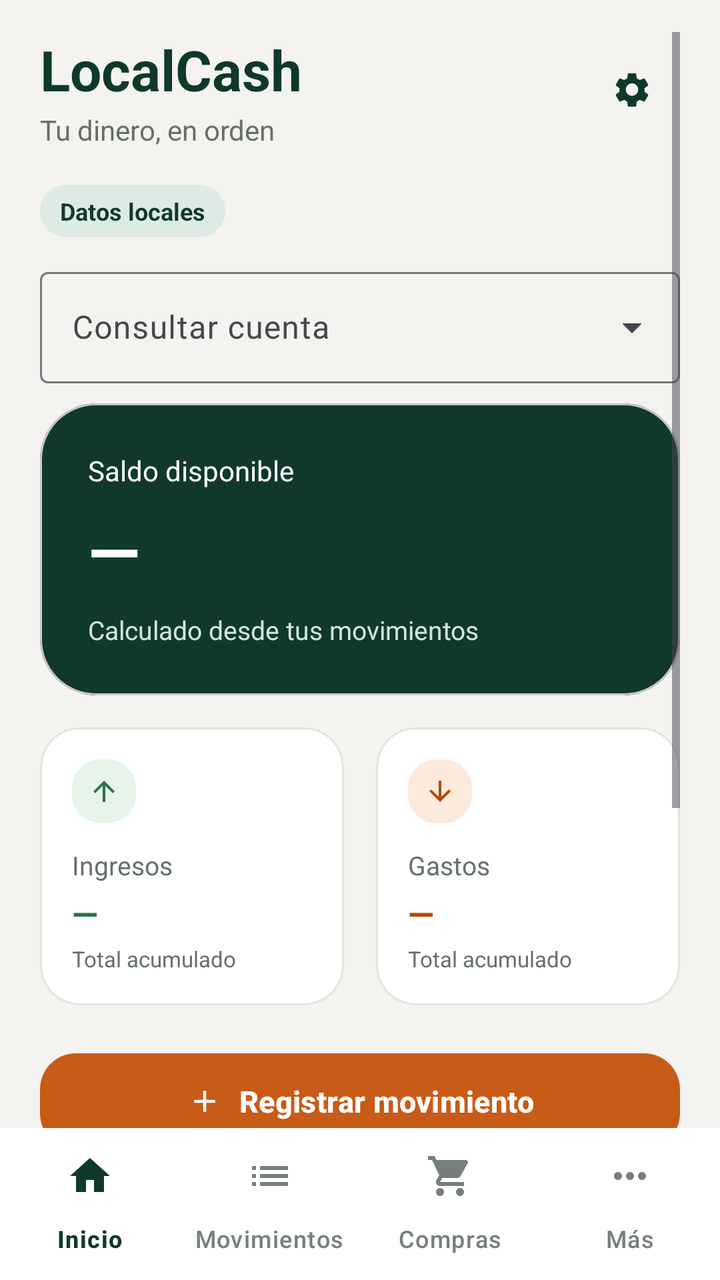
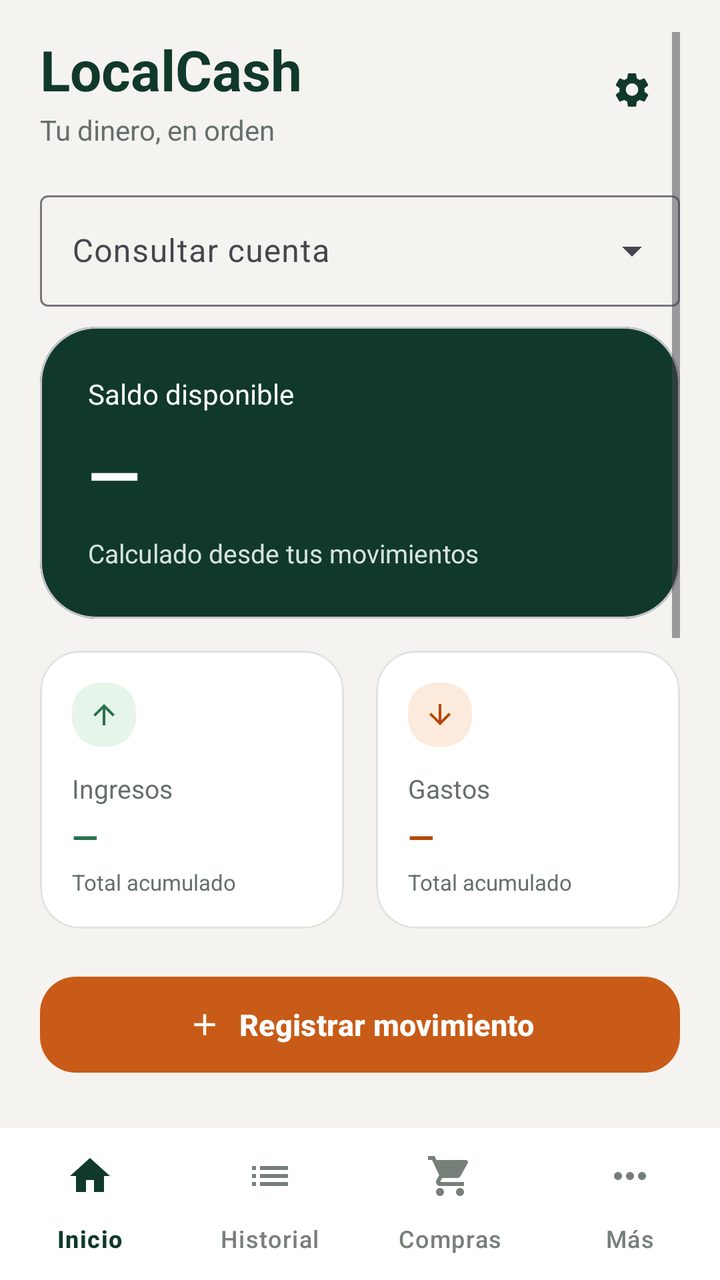

An Android layout rendered at two revisions. The XML below is the earlier revision; the diff shows what the commit changed to produce the second picture.
<!-- AndroidManifest.xml: application theme Theme.LocalCash -->
<!-- res/layout/activity_main.xml -->
<?xml version="1.0" encoding="utf-8"?>
<androidx.constraintlayout.widget.ConstraintLayout xmlns:android="http://schemas.android.com/apk/res/android"
    xmlns:app="http://schemas.android.com/apk/res-auto"
    xmlns:tools="http://schemas.android.com/tools"
    android:id="@+id/main"
    android:layout_width="match_parent"
    android:layout_height="match_parent"
    android:background="@color/lc_warm_background"
    tools:context=".MainActivity">

    <ScrollView
        android:id="@+id/home_scroll"
        android:layout_width="0dp"
        android:layout_height="0dp"
        android:clipToPadding="false"
        android:fillViewport="true"
        android:paddingStart="20dp"
        android:paddingEnd="20dp"
        android:paddingTop="16dp"
        android:paddingBottom="112dp"
        app:layout_constraintBottom_toTopOf="@id/bottom_navigation"
        app:layout_constraintEnd_toEndOf="parent"
        app:layout_constraintStart_toStartOf="parent"
        app:layout_constraintTop_toTopOf="parent">

        <LinearLayout
            android:layout_width="match_parent"
            android:layout_height="wrap_content"
            android:orientation="vertical">

            <LinearLayout
                android:layout_width="match_parent"
                android:layout_height="wrap_content"
                android:gravity="center_vertical"
                android:orientation="horizontal">

                <LinearLayout
                    android:layout_width="0dp"
                    android:layout_height="wrap_content"
                    android:layout_weight="1"
                    android:orientation="vertical">

                    <TextView
                        android:layout_width="wrap_content"
                        android:layout_height="wrap_content"
                        android:text="@string/app_name"
                        android:textColor="@color/lc_green_dark"
                        android:textSize="28sp"
                        android:textStyle="bold" />

                    <TextView
                        android:layout_width="wrap_content"
                        android:layout_height="wrap_content"
                        android:layout_marginTop="2dp"
                        android:text="@string/home_greeting"
                        android:textColor="@color/lc_text_secondary"
                        android:textSize="14sp" />
                </LinearLayout>

                <com.google.android.material.button.MaterialButton
                    android:id="@+id/button_settings"
                    style="@style/Widget.Material3.Button.IconButton"
                    android:layout_width="48dp"
                    android:layout_height="48dp"
                    android:contentDescription="@string/content_description_settings"
                    app:icon="@drawable/ic_settings"
                    app:iconTint="@color/lc_green_dark" />
            </LinearLayout>

            <TextView
                android:layout_width="wrap_content"
                android:layout_height="wrap_content"
                android:layout_marginTop="18dp"
                android:background="@drawable/bg_example_badge"
                android:paddingStart="10dp"
                android:paddingEnd="10dp"
                android:paddingVertical="5dp"
                android:text="@string/example_data_label"
                android:textColor="@color/lc_green_dark"
                android:textSize="12sp"
                android:textStyle="bold" />

            <com.google.android.material.textfield.TextInputLayout
                android:id="@+id/input_layout_account_filter"
                style="@style/Widget.Material3.TextInputLayout.OutlinedBox.ExposedDropdownMenu"
                android:layout_width="match_parent"
                android:layout_height="wrap_content"
                android:layout_marginTop="12dp"
                android:hint="@string/account_filter_label">

                <com.google.android.material.textfield.MaterialAutoCompleteTextView
                    android:id="@+id/input_account_filter"
                    android:layout_width="match_parent"
                    android:layout_height="wrap_content"
                    android:inputType="none" />
            </com.google.android.material.textfield.TextInputLayout>

            <com.google.android.material.card.MaterialCardView
                android:id="@+id/card_balance"
                android:layout_width="match_parent"
                android:layout_height="wrap_content"
                android:layout_marginTop="10dp"
                app:cardBackgroundColor="@color/lc_green_dark"
                app:cardCornerRadius="28dp"
                app:cardElevation="0dp">

                <LinearLayout
                    android:layout_width="match_parent"
                    android:layout_height="wrap_content"
                    android:orientation="vertical"
                    android:padding="24dp">

                    <TextView
                        android:layout_width="wrap_content"
                        android:layout_height="wrap_content"
                        android:text="@string/current_balance_label"
                        android:textColor="@color/white"
                        android:textSize="14sp" />

                    <TextView
                        android:id="@+id/text_current_balance"
                        android:layout_width="wrap_content"
                        android:layout_height="wrap_content"
                        android:layout_marginTop="8dp"
                        android:text="@string/loading_amount"
                        android:textColor="@color/white"
                        android:textSize="34sp"
                        android:textStyle="bold" />

                    <TextView
                        android:layout_width="wrap_content"
                        android:layout_height="wrap_content"
                        android:layout_marginTop="8dp"
                        android:text="@string/balance_period"
                        android:textColor="#D6E3DD"
                        android:textSize="13sp" />
                </LinearLayout>
            </com.google.android.material.card.MaterialCardView>

            <LinearLayout
                android:layout_width="match_parent"
                android:layout_height="wrap_content"
                android:layout_marginTop="16dp"
                android:baselineAligned="false"
                android:orientation="horizontal">

                <com.google.android.material.card.MaterialCardView
                    android:layout_width="0dp"
                    android:layout_height="wrap_content"
                    android:layout_marginEnd="8dp"
                    android:layout_weight="1"
                    android:contentDescription="@string/content_description_income"
                    app:cardBackgroundColor="@color/lc_surface"
                    app:cardCornerRadius="20dp"
                    app:cardElevation="0dp"
                    app:strokeColor="@color/lc_outline"
                    app:strokeWidth="1dp">

                    <LinearLayout
                        android:layout_width="match_parent"
                        android:layout_height="wrap_content"
                        android:orientation="vertical"
                        android:padding="16dp">

                        <ImageView
                            android:layout_width="32dp"
                            android:layout_height="32dp"
                            android:background="@drawable/bg_income_icon"
                            android:contentDescription="@null"
                            android:padding="8dp"
                            android:src="@drawable/ic_arrow_upward"
                            android:tint="@color/lc_income" />

                        <TextView
                            android:layout_width="wrap_content"
                            android:layout_height="wrap_content"
                            android:layout_marginTop="12dp"
                            android:text="@string/income_label"
                            android:textColor="@color/lc_text_secondary"
                            android:textSize="13sp" />

                        <TextView
                            android:id="@+id/text_income_total"
                            android:layout_width="wrap_content"
                            android:layout_height="wrap_content"
                            android:layout_marginTop="4dp"
                            android:text="@string/loading_amount"
                            android:textColor="@color/lc_income"
                            android:textSize="17sp"
                            android:textStyle="bold" />

                        <TextView
                            android:layout_width="wrap_content"
                            android:layout_height="wrap_content"
                            android:layout_marginTop="4dp"
                            android:text="@string/income_period"
                            android:textColor="@color/lc_text_secondary"
                            android:textSize="11sp" />
                    </LinearLayout>
                </com.google.android.material.card.MaterialCardView>

                <com.google.android.material.card.MaterialCardView
                    android:layout_width="0dp"
                    android:layout_height="wrap_content"
                    android:layout_marginStart="8dp"
                    android:layout_weight="1"
                    android:contentDescription="@string/content_description_expenses"
                    app:cardBackgroundColor="@color/lc_surface"
                    app:cardCornerRadius="20dp"
                    app:cardElevation="0dp"
                    app:strokeColor="@color/lc_outline"
                    app:strokeWidth="1dp">

                    <LinearLayout
                        android:layout_width="match_parent"
                        android:layout_height="wrap_content"
                        android:orientation="vertical"
                        android:padding="16dp">

                        <ImageView
                            android:layout_width="32dp"
                            android:layout_height="32dp"
                            android:background="@drawable/bg_expense_icon"
                            android:contentDescription="@null"
                            android:padding="8dp"
                            android:src="@drawable/ic_arrow_downward"
                            android:tint="@color/lc_expense" />

                        <TextView
                            android:layout_width="wrap_content"
                            android:layout_height="wrap_content"
                            android:layout_marginTop="12dp"
                            android:text="@string/expenses_label"
                            android:textColor="@color/lc_text_secondary"
                            android:textSize="13sp" />

                        <TextView
                            android:id="@+id/text_expense_total"
                            android:layout_width="wrap_content"
                            android:layout_height="wrap_content"
                            android:layout_marginTop="4dp"
                            android:text="@string/loading_amount"
                            android:textColor="@color/lc_expense"
                            android:textSize="17sp"
                            android:textStyle="bold" />

                        <TextView
                            android:layout_width="wrap_content"
                            android:layout_height="wrap_content"
                            android:layout_marginTop="4dp"
                            android:text="@string/expenses_period"
                            android:textColor="@color/lc_text_secondary"
                            android:textSize="11sp" />
                    </LinearLayout>
                </com.google.android.material.card.MaterialCardView>
            </LinearLayout>

            <com.google.android.material.button.MaterialButton
                android:id="@+id/button_register_movement"
                android:layout_width="match_parent"
                android:layout_height="56dp"
                android:layout_marginTop="20dp"
                android:text="@string/register_movement"
                android:textSize="15sp"
                android:textStyle="bold"
                app:backgroundTint="@color/lc_orange_earth"
                app:cornerRadius="18dp"
                app:icon="@drawable/ic_add"
                app:iconGravity="textStart"
                app:iconTint="@color/white" />

            <LinearLayout
                android:layout_width="match_parent"
                android:layout_height="wrap_content"
                android:layout_marginTop="28dp"
                android:gravity="bottom"
                android:orientation="horizontal">

                <TextView
                    android:layout_width="0dp"
                    android:layout_height="wrap_content"
                    android:layout_weight="1"
                    android:text="@string/recent_movements"
                    android:textColor="@color/lc_text_primary"
                    android:textSize="20sp"
                    android:textStyle="bold" />

                <TextView
                    android:layout_width="wrap_content"
                    android:layout_height="wrap_content"
                    android:text="@string/recent_movements_example"
                    android:textColor="@color/lc_text_secondary"
                    android:textSize="12sp" />
            </LinearLayout>

            <com.google.android.material.card.MaterialCardView
                android:id="@+id/static_movement_market"
                android:layout_width="match_parent"
                android:layout_height="wrap_content"
                android:layout_marginTop="12dp"
                android:visibility="gone"
                app:cardBackgroundColor="@color/lc_surface"
                app:cardCornerRadius="20dp"
                app:cardElevation="0dp"
                app:strokeColor="@color/lc_outline"
                app:strokeWidth="1dp">

                <LinearLayout
                    android:layout_width="match_parent"
                    android:layout_height="wrap_content"
                    android:gravity="center_vertical"
                    android:orientation="horizontal"
                    android:padding="16dp">

                    <ImageView
                        android:layout_width="44dp"
                        android:layout_height="44dp"
                        android:background="@drawable/bg_expense_icon"
                        android:contentDescription="@null"
                        android:padding="10dp"
                        android:src="@drawable/ic_cart"
                        android:tint="@color/lc_expense" />

                    <LinearLayout
                        android:layout_width="0dp"
                        android:layout_height="wrap_content"
                        android:layout_marginStart="14dp"
                        android:layout_weight="1"
                        android:orientation="vertical">

                        <TextView
                            android:layout_width="wrap_content"
                            android:layout_height="wrap_content"
                            android:text="@string/movement_market_name"
                            android:textColor="@color/lc_text_primary"
                            android:textSize="15sp"
                            android:textStyle="bold" />

                        <TextView
                            android:layout_width="wrap_content"
                            android:layout_height="wrap_content"
                            android:layout_marginTop="3dp"
                            android:text="@string/movement_market_category"
                            android:textColor="@color/lc_text_secondary"
                            android:textSize="13sp" />
                    </LinearLayout>

                    <TextView
                        android:layout_width="wrap_content"
                        android:layout_height="wrap_content"
                        android:text="@string/movement_market_amount"
                        android:textColor="@color/lc_expense"
                        android:textSize="14sp"
                        android:textStyle="bold" />
                </LinearLayout>
            </com.google.android.material.card.MaterialCardView>

            <com.google.android.material.card.MaterialCardView
                android:id="@+id/static_movement_salary"
                android:layout_width="match_parent"
                android:layout_height="wrap_content"
                android:layout_marginTop="10dp"
                android:visibility="gone"
                app:cardBackgroundColor="@color/lc_surface"
                app:cardCornerRadius="20dp"
                app:cardElevation="0dp"
                app:strokeColor="@color/lc_outline"
                app:strokeWidth="1dp">

                <LinearLayout
                    android:layout_width="match_parent"
                    android:layout_height="wrap_content"
                    android:gravity="center_vertical"
                    android:orientation="horizontal"
                    android:padding="16dp">

                    <ImageView
                        android:layout_width="44dp"
                        android:layout_height="44dp"
                        android:background="@drawable/bg_income_icon"
                        android:contentDescription="@null"
                        android:padding="10dp"
                        android:src="@drawable/ic_wallet"
                        android:tint="@color/lc_income" />

                    <LinearLayout
                        android:layout_width="0dp"
                        android:layout_height="wrap_content"
                        android:layout_marginStart="14dp"
                        android:layout_weight="1"
                        android:orientation="vertical">

                        <TextView
                            android:layout_width="wrap_content"
                            android:layout_height="wrap_content"
                            android:text="@string/movement_salary_name"
                            android:textColor="@color/lc_text_primary"
                            android:textSize="15sp"
                            android:textStyle="bold" />

                        <TextView
                            android:layout_width="wrap_content"
                            android:layout_height="wrap_content"
                            android:layout_marginTop="3dp"
                            android:text="@string/movement_salary_category"
                            android:textColor="@color/lc_text_secondary"
                            android:textSize="13sp" />
                    </LinearLayout>

                    <TextView
                        android:layout_width="wrap_content"
                        android:layout_height="wrap_content"
                        android:text="@string/movement_salary_amount"
                        android:textColor="@color/lc_income"
                        android:textSize="14sp"
                        android:textStyle="bold" />
                </LinearLayout>
            </com.google.android.material.card.MaterialCardView>

            <com.google.android.material.card.MaterialCardView
                android:id="@+id/static_movement_transport"
                android:layout_width="match_parent"
                android:layout_height="wrap_content"
                android:layout_marginTop="10dp"
                android:visibility="gone"
                app:cardBackgroundColor="@color/lc_surface"
                app:cardCornerRadius="20dp"
                app:cardElevation="0dp"
                app:strokeColor="@color/lc_outline"
                app:strokeWidth="1dp">

                <LinearLayout
                    android:layout_width="match_parent"
                    android:layout_height="wrap_content"
                    android:gravity="center_vertical"
                    android:orientation="horizontal"
                    android:padding="16dp">

                    <ImageView
                        android:layout_width="44dp"
                        android:layout_height="44dp"
                        android:background="@drawable/bg_example_badge"
                        android:contentDescription="@null"
                        android:padding="10dp"
                        android:src="@drawable/ic_transport"
                        android:tint="@color/lc_green_dark" />

                    <LinearLayout
                        android:layout_width="0dp"
                        android:layout_height="wrap_content"
                        android:layout_marginStart="14dp"
                        android:layout_weight="1"
                        android:orientation="vertical">

                        <TextView
                            android:layout_width="wrap_content"
                            android:layout_height="wrap_content"
                            android:text="@string/movement_transport_name"
                            android:textColor="@color/lc_text_primary"
                            android:textSize="15sp"
                            android:textStyle="bold" />

                        <TextView
                            android:layout_width="wrap_content"
                            android:layout_height="wrap_content"
                            android:layout_marginTop="3dp"
                            android:text="@string/movement_transport_category"
                            android:textColor="@color/lc_text_secondary"
                            android:textSize="13sp" />
                    </LinearLayout>

                    <TextView
                        android:layout_width="wrap_content"
                        android:layout_height="wrap_content"
                        android:text="@string/movement_transport_amount"
                        android:textColor="@color/lc_expense"
                        android:textSize="14sp"
                        android:textStyle="bold" />
                </LinearLayout>
            </com.google.android.material.card.MaterialCardView>

            <LinearLayout
                android:id="@+id/recent_movements_container"
                android:layout_width="match_parent"
                android:layout_height="wrap_content"
                android:orientation="vertical" />
        </LinearLayout>
    </ScrollView>

    <com.google.android.material.bottomnavigation.BottomNavigationView
        android:id="@+id/bottom_navigation"
        android:layout_width="0dp"
        android:layout_height="76dp"
        android:background="@color/lc_surface"
        app:elevation="10dp"
        app:itemActiveIndicatorStyle="@style/Widget.Material3.BottomNavigationView.ActiveIndicator"
        app:itemIconTint="@color/navigation_item_tint"
        app:itemTextColor="@color/navigation_item_tint"
        app:labelVisibilityMode="labeled"
        app:menu="@menu/menu_bottom_navigation"
        app:layout_constraintBottom_toBottomOf="parent"
        app:layout_constraintEnd_toEndOf="parent"
        app:layout_constraintStart_toStartOf="parent" />

</androidx.constraintlayout.widget.ConstraintLayout>
<!-- resources referenced by this layout -->
<resources>
  <color name="lc_expense">#B54708</color>
  <color name="lc_green_dark">#10392B</color>
  <color name="lc_income">#26734D</color>
  <color name="lc_orange_earth">#C85B17</color>
  <color name="lc_outline">#E1E4DE</color>
  <color name="lc_surface">#FFFFFFFF</color>
  <color name="lc_text_primary">#18231E</color>
  <color name="lc_text_secondary">#647069</color>
  <color name="lc_warm_background">#F5F3EF</color>
  <color name="white">#FFFFFFFF</color>
  <!-- drawable bg_example_badge (drawable) -->
  <?xml version="1.0" encoding="utf-8"?>
  <shape xmlns:android="http://schemas.android.com/apk/res/android" android:shape="rectangle">
      <solid android:color="#DCEBE4" />
      <corners android:radius="14dp" />
  </shape>
  <!-- drawable bg_expense_icon (drawable) -->
  <?xml version="1.0" encoding="utf-8"?>
  <shape xmlns:android="http://schemas.android.com/apk/res/android" android:shape="rectangle">
      <solid android:color="@color/lc_expense_container" />
      <corners android:radius="14dp" />
  </shape>
  <!-- drawable bg_income_icon (drawable) -->
  <?xml version="1.0" encoding="utf-8"?>
  <shape xmlns:android="http://schemas.android.com/apk/res/android" android:shape="rectangle">
      <solid android:color="@color/lc_income_container" />
      <corners android:radius="14dp" />
  </shape>
  <!-- drawable ic_add (drawable) -->
  <vector xmlns:android="http://schemas.android.com/apk/res/android" android:width="24dp" android:height="24dp" android:viewportWidth="24" android:viewportHeight="24">
      <path android:fillColor="#FF000000" android:pathData="M19,13h-6v6h-2v-6H5v-2h6V5h2v6h6z" />
  </vector>
  <string name="account_filter_label">Consultar cuenta</string>
  <string name="app_name">LocalCash</string>
  <string name="balance_period">Calculado desde tus movimientos</string>
  <string name="content_description_expenses">Resumen de gastos de ejemplo</string>
  <string name="content_description_income">Resumen de ingresos de ejemplo</string>
  <string name="content_description_settings">Crear cuenta</string>
  <string name="current_balance_label">Saldo disponible</string>
  <string name="example_data_label">Datos locales</string>
  <string name="expenses_label">Gastos</string>
  <string name="expenses_period">Total acumulado</string>
  <string name="home_greeting">Tu dinero, en orden</string>
  <string name="income_label">Ingresos</string>
  <string name="income_period">Total acumulado</string>
  <string name="loading_amount">—</string>
  <string name="movement_market_amount">− $42.800</string>
  <string name="movement_market_category">Alimentación · Hoy</string>
  <string name="movement_market_name">Supermercado Verde</string>
  <string name="movement_salary_amount">+ $1.250.000</string>
  <string name="movement_salary_category">Ingresos · 16 oct.</string>
  <string name="movement_salary_name">Depósito de sueldo</string>
  <string name="movement_transport_amount">− $18.500</string>
  <string name="movement_transport_category">Transporte · 15 oct.</string>
  <string name="movement_transport_name">Transporte urbano</string>
  <string name="recent_movements">Movimientos recientes</string>
  <string name="recent_movements_example">SQLite local</string>
  <string name="register_movement">Registrar movimiento</string>
  <style name="Theme.LocalCash" parent="Base.Theme.LocalCash" />
  <color name="lc_expense_container">#FCEBDD</color>
  <color name="lc_income_container">#E7F4EA</color>
  <style name="Base.Theme.LocalCash" parent="Theme.Material3.DayNight.NoActionBar">
          
          
      </style>
  <!-- unchanged entries left out for length: 6 -->
</resources>

<!-- the commit's change to res/layout/activity_main.xml (unified diff, before → after) -->
@@ -67,25 +67,12 @@
                     app:iconTint="@color/lc_green_dark" />
             </LinearLayout>
 
-            <TextView
-                android:layout_width="wrap_content"
-                android:layout_height="wrap_content"
-                android:layout_marginTop="18dp"
-                android:background="@drawable/bg_example_badge"
-                android:paddingStart="10dp"
-                android:paddingEnd="10dp"
-                android:paddingVertical="5dp"
-                android:text="@string/example_data_label"
-                android:textColor="@color/lc_green_dark"
-                android:textSize="12sp"
-                android:textStyle="bold" />
-
             <com.google.android.material.textfield.TextInputLayout
                 android:id="@+id/input_layout_account_filter"
                 style="@style/Widget.Material3.TextInputLayout.OutlinedBox.ExposedDropdownMenu"
                 android:layout_width="match_parent"
                 android:layout_height="wrap_content"
-                android:layout_marginTop="12dp"
+                android:layout_marginTop="18dp"
                 android:hint="@string/account_filter_label">
 
                 <com.google.android.material.textfield.MaterialAutoCompleteTextView
@@ -269,7 +256,98 @@
                 app:iconGravity="textStart"
                 app:iconTint="@color/white" />
 
+            <TextView
+                android:layout_width="wrap_content"
+                android:layout_height="wrap_content"
+                android:layout_marginTop="24dp"
+                android:text="@string/quick_access_title"
+                android:textColor="@color/lc_text_primary"
+                android:textSize="18sp"
+                android:textStyle="bold" />
+
             <LinearLayout
+                android:layout_width="match_parent"
+                android:layout_height="wrap_content"
+                android:layout_marginTop="8dp"
+                android:orientation="vertical">
+
+                <LinearLayout
+                    android:layout_width="match_parent"
+                    android:layout_height="wrap_content"
+                    android:orientation="horizontal">
+
+                    <com.google.android.material.button.MaterialButton
+                        android:id="@+id/button_quick_accounts"
+                        style="@style/Widget.Material3.Button.OutlinedButton"
+                        android:layout_width="0dp"
+                        android:layout_height="48dp"
+                        android:layout_marginEnd="6dp"
+                        android:layout_weight="1"
+                        android:text="@string/quick_accounts" />
+
+                    <com.google.android.material.button.MaterialButton
+                        android:id="@+id/button_quick_shopping"
+                        style="@style/Widget.Material3.Button.OutlinedButton"
+                        android:layout_width="0dp"
+                        android:layout_height="48dp"
+                        android:layout_marginStart="6dp"
+                        android:layout_weight="1"
+                        android:text="@string/quick_shopping" />
+                </LinearLayout>
+
+                <LinearLayout
+                    android:layout_width="match_parent"
+                    android:layout_height="wrap_content"
+                    android:layout_marginTop="8dp"
+                    android:orientation="horizontal">
+
+                    <com.google.android.material.button.MaterialButton
+                        android:id="@+id/button_quick_contacts"
+                        style="@style/Widget.Material3.Button.OutlinedButton"
+                        android:layout_width="0dp"
+                        android:layout_height="48dp"
+                        android:layout_marginEnd="6dp"
+                        android:layout_weight="1"
+                        android:text="@string/quick_contacts" />
+
+                    <com.google.android.material.button.MaterialButton
+                        android:id="@+id/button_quick_shared"
+                        style="@style/Widget.Material3.Button.OutlinedButton"
+                        android:layout_width="0dp"
+                        android:layout_height="48dp"
+                        android:layout_marginStart="6dp"
+                        android:layout_weight="1"
+                        android:text="@string/quick_shared" />
+                </LinearLayout>
+
+                <LinearLayout
+                    android:layout_width="match_parent"
+                    android:layout_height="wrap_content"
+                    android:layout_marginTop="8dp"
+                    android:orientation="horizontal">
+
+                    <com.google.android.material.button.MaterialButton
+                        android:id="@+id/button_quick_map"
+                        style="@style/Widget.Material3.Button.OutlinedButton"
+                        android:layout_width="0dp"
+                        android:layout_height="48dp"
+                        android:layout_marginEnd="6dp"
+                        android:layout_weight="1"
+                        android:text="@string/quick_map" />
+
+                    <com.google.android.material.button.MaterialButton
+                        android:id="@+id/button_quick_history"
+                        style="@style/Widget.Material3.Button.OutlinedButton"
+                        android:layout_width="0dp"
+                        android:layout_height="48dp"
+                        android:layout_marginStart="6dp"
+                        android:layout_weight="1"
+                        android:text="@string/quick_history" />
+                </LinearLayout>
+            </LinearLayout>
+
+            <LinearLayout
+                android:id="@+id/section_recent_movements"
                 android:layout_width="match_parent"
                 android:layout_height="wrap_content"
                 android:layout_marginTop="28dp"
<!-- resource entries referenced after the edit -->
@@ -39,7 +39,6 @@
   <string name="content_description_income">Resumen de ingresos de ejemplo</string>
   <string name="content_description_settings">Crear cuenta</string>
   <string name="current_balance_label">Saldo disponible</string>
-  <string name="example_data_label">Datos locales</string>
   <string name="expenses_label">Gastos</string>
   <string name="expenses_period">Total acumulado</string>
   <string name="home_greeting">Tu dinero, en orden</string>
@@ -55,6 +54,13 @@
   <string name="movement_transport_amount">− $18.500</string>
   <string name="movement_transport_category">Transporte · 15 oct.</string>
   <string name="movement_transport_name">Transporte urbano</string>
+  <string name="quick_access_title">Accesos rápidos</string>
+  <string name="quick_accounts">Cuentas</string>
+  <string name="quick_contacts">Contactos</string>
+  <string name="quick_history">Historial</string>
+  <string name="quick_map">Mapa</string>
+  <string name="quick_shared">Gastos compartidos</string>
+  <string name="quick_shopping">Compras</string>
   <string name="recent_movements">Movimientos recientes</string>
   <string name="recent_movements_example">SQLite local</string>
   <string name="register_movement">Registrar movimiento</string>
